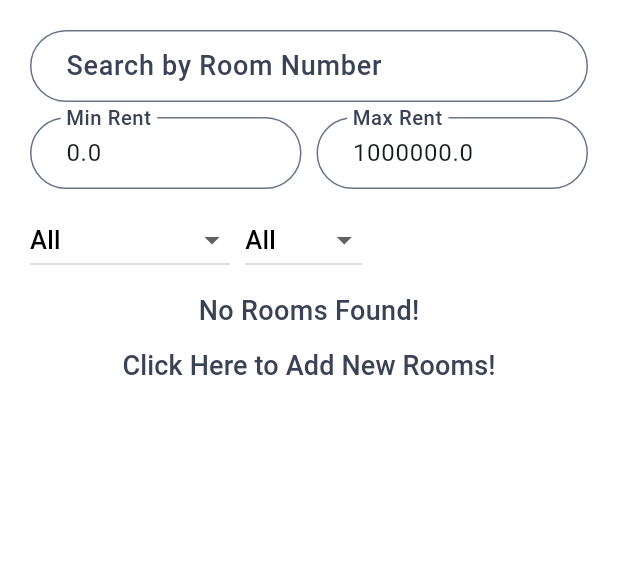
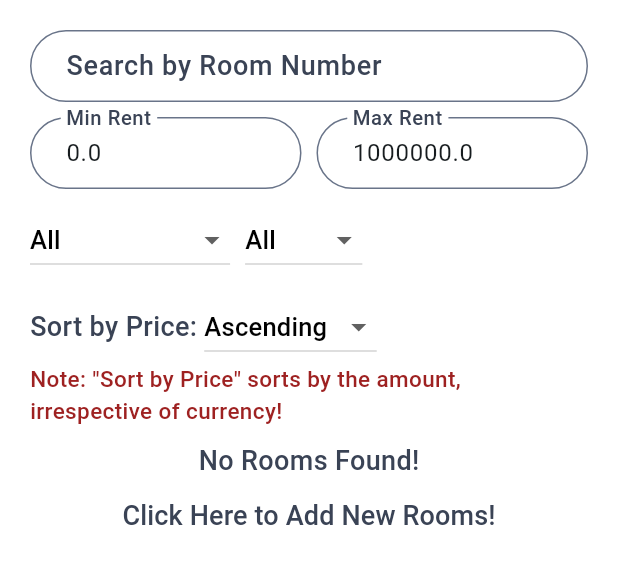
Before and after one commit to aunshpatel/the_hotel_app, a Flutter app: the RoomListings screen opened by its route, on a phone screen of 412 x 824 dp, the part 84-668 px from its top. Run offline on Flutter 3.47's test engine with Material 3 defaults, Android fonts, the phone set to English and light mode, and no system bars; our stand-ins replace cloud_firestore, dropdown_button2, firebase_auth, firebase_core, firebase_storage, image_picker and 1 more; accounts and stored records are empty.

Commit message:
Add sort by price feature

```diff
--- a/lib/common_pages/room_listings.dart
+++ b/lib/common_pages/room_listings.dart
@@ -13,7 +13,7 @@ class RoomListings extends StatefulWidget {
 class _RoomListingsState extends State<RoomListings> {
   final ScrollController _scrollController = ScrollController();
   CollectionReference roomData = FirebaseFirestore.instance.collection('room_data');
-  String searchQuery = '', selectedAvailability = 'All', selectedRoomType = 'All';
+  String searchQuery = '', selectedAvailability = 'All', selectedRoomType = 'All', priceSortOrder = 'Ascending';
   double minRent = 0, maxRent = 1000000;
   TextEditingController minRentController = TextEditingController();
   TextEditingController maxRentController = TextEditingController();
@@ -126,6 +126,31 @@ class _RoomListingsState extends State<RoomListings> {
               ],
             ),
             const SizedBox(height: 10),
+            Column(
+              children: [
+                Row(
+                  children: [
+                    const Text('Sort by Price: ', style: kDarkTextSize18),
+                    DropdownButton<String>(
+                      value: priceSortOrder,
+                      items: <String>['Ascending', 'Descending'].map((String value) {
+                        return DropdownMenuItem<String>(
+                          value: value,
+                          child: Text(value, style: isDarkModeEnabled == false ? kDarkListingInputDecorationStyle : kLightListingInputDecorationStyle),
+                        );
+                      }).toList(),
+                      onChanged: (value) {
+                        setState(() {
+                          priceSortOrder = value!;
+                        });
+                      },
+                    ),
+                  ],
+                ),
+                const Text('Note: "Sort by Price" sorts by the amount, irrespective of currency!', style: kWarningTextSize15),
+              ],
+            ),
+            const SizedBox(height: 10),
 
             // All rooms display
             Expanded(
@@ -160,7 +185,6 @@ class _RoomListingsState extends State<RoomListings> {
                   }
 
                   final items = snapshot.data!.docs;
-
                   final filteredItems = items.where((doc) {
                     final roomNumber = doc['roomNumber'].toString();
                     final description = doc['description'].toString();
@@ -175,6 +199,16 @@ class _RoomListingsState extends State<RoomListings> {
 
                     return matchesSearchQuery && matchesAvailability && matchesRoomType && matchesRentRange;
                   }).toList();
+
+                  filteredItems.sort((a, b) {
+                    final rentA = a['rent'] as num;
+                    final rentB = b['rent'] as num;
+                    if (priceSortOrder == 'Ascending') {
+                      return rentA.compareTo(rentB);
+                    } else {
+                      return rentB.compareTo(rentA);
+                    }
+                  });
 
                   return ListView.builder(
                     controller: _scrollController,
--- a/lib/widgets/consts.dart
+++ b/lib/widgets/consts.dart
@@ -5,6 +5,8 @@ import 'package:shared_preferences/shared_preferences.dart';
 const kThemeBlueColor = Color(0XFF77D4FC);
 
 const kThemeBlackColor = Color(0XFF000000);
+
+const kThemeRedColor = Color(0XFF9E2121);
 
 const kLightTitleColor = Color(0XFF697489);
 
@@ -36,10 +38,16 @@ var kFocusedBorder = OutlineInputBorder(
   borderRadius: const BorderRadius.all(Radius.circular(32.0)),
 );
 
-const kRedBoldRegularText = TextStyle(
+const kRedBoldRegTxtSize15 = TextStyle(
     fontWeight: FontWeight.bold,
     fontSize: 15,
-    color: Color(0XFF9E2121),
+    color: kThemeRedColor,
+);
+
+const kWarningTextSize15 = TextStyle(
+    color: kThemeRedColor,
+    fontSize: 15,
+    fontWeight:FontWeight.w500
 );
 
 const kLightListingInputDecorationStyle = TextStyle(
```
